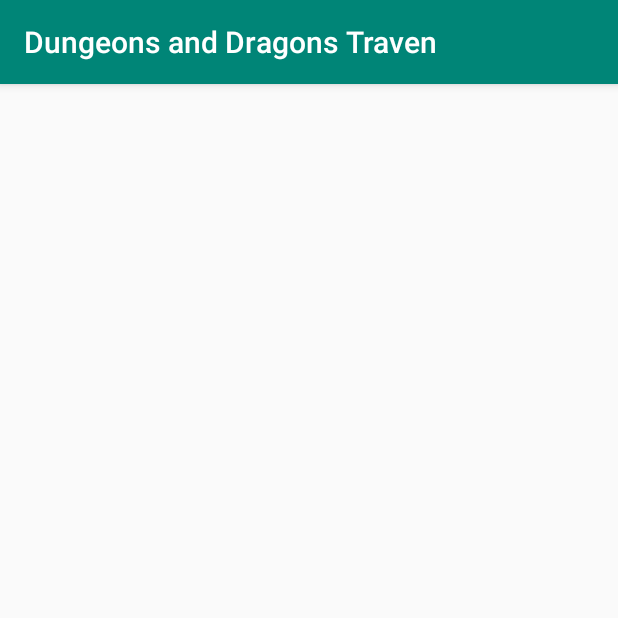
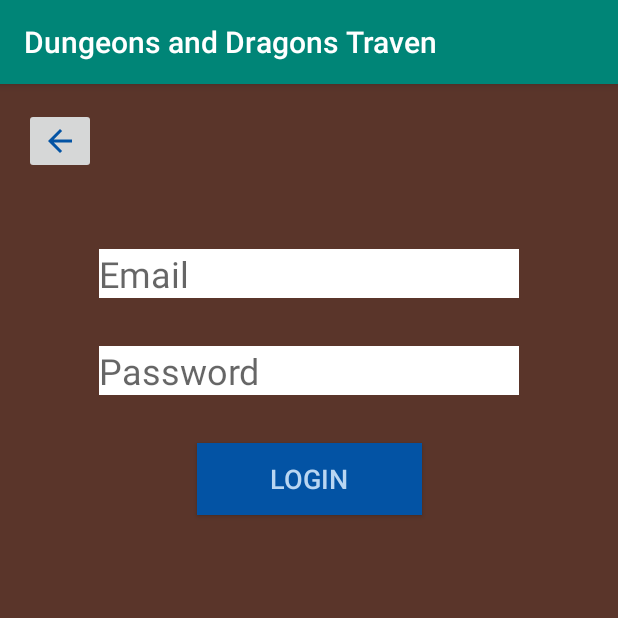
Before and after one commit to NPDoiron/Project-and-Portfolio-6, an Android app: the fragment LoginFrag shown on its own in the app's theme, on a phone screen of 412 x 824 dp, the top half of it. Run offline under Robolectric (Android 15) with nearby library versions, the phone set to English and light mode, and no system bars; Roboto replaces fonts that are not available here.

Commit message:
Finish: Layout for login is finished

```diff
--- a/DungeonsandDragonsTraven/app/src/main/res/layout/login_screen.xml
+++ b/DungeonsandDragonsTraven/app/src/main/res/layout/login_screen.xml
@@ -1,6 +1,64 @@
 <?xml version="1.0" encoding="utf-8"?>
-<LinearLayout xmlns:android="http://schemas.android.com/apk/res/android"
-    android:orientation="vertical" android:layout_width="match_parent"
-    android:layout_height="match_parent">
+<androidx.constraintlayout.widget.ConstraintLayout xmlns:android="http://schemas.android.com/apk/res/android"
+    xmlns:app="http://schemas.android.com/apk/res-auto"
+    xmlns:tools="http://schemas.android.com/tools"
+    android:id="@+id/LoginScreen"
+    android:layout_width="match_parent"
+    android:layout_height="match_parent"
+    android:background="#5A352A"
+    android:orientation="vertical">
 
-</LinearLayout>
+    <ImageButton
+        android:id="@+id/loginBackBtn"
+        android:layout_width="wrap_content"
+        android:layout_height="wrap_content"
+        android:layout_marginStart="16dp"
+        android:layout_marginTop="16dp"
+        android:contentDescription="@string/back_button"
+        app:layout_constraintStart_toStartOf="parent"
+        app:layout_constraintTop_toTopOf="parent"
+        app:srcCompat="@drawable/ic_arrow_back24dp" />
+
+    <EditText
+        android:id="@+id/loginEmail"
+        android:layout_width="wrap_content"
+        android:layout_height="wrap_content"
+        android:layout_marginTop="50dp"
+        android:background="@android:color/white"
+        android:ems="10"
+        android:hint="@string/email"
+        android:inputType="textEmailAddress"
+        android:textSize="24sp"
+        app:layout_constraintEnd_toEndOf="parent"
+        app:layout_constraintStart_toStartOf="parent"
+        app:layout_constraintTop_toBottomOf="@+id/loginBackBtn"
+        android:importantForAutofill="no" />
+
+    <EditText
+        android:id="@+id/loginPassword"
+        android:layout_width="wrap_content"
+        android:layout_height="wrap_content"
+        android:layout_marginTop="32dp"
+        android:background="@android:color/white"
+        android:ems="10"
+        android:hint="@string/password"
+        android:inputType="textPassword"
+        android:textSize="24sp"
+        app:layout_constraintEnd_toEndOf="@+id/loginEmail"
+        app:layout_constraintStart_toStartOf="@+id/loginEmail"
+        app:layout_constraintTop_toBottomOf="@+id/loginEmail"
+        android:importantForAutofill="no" />
+
+    <Button
+        android:id="@+id/loginBtn"
+        android:layout_width="150dp"
+        android:layout_height="wrap_content"
+        android:layout_marginTop="32dp"
+        android:background="#0353A4"
+        android:text="@string/login"
+        android:textColor="#B9D6F2"
+        android:textSize="18sp"
+        app:layout_constraintEnd_toEndOf="parent"
+        app:layout_constraintStart_toStartOf="parent"
+        app:layout_constraintTop_toBottomOf="@+id/loginPassword" />
+</androidx.constraintlayout.widget.ConstraintLayout>
--- a/DungeonsandDragonsTraven/app/src/main/res/layout/sign_up_screen.xml
+++ b/DungeonsandDragonsTraven/app/src/main/res/layout/sign_up_screen.xml
@@ -9,7 +9,7 @@
     android:orientation="vertical">
 
     <Button
-        android:id="@+id/button"
+        android:id="@+id/signUpBtn"
         android:layout_width="150dp"
         android:layout_height="wrap_content"
         android:layout_marginTop="32dp"
```
Also changed, not shown: 266 other files.
